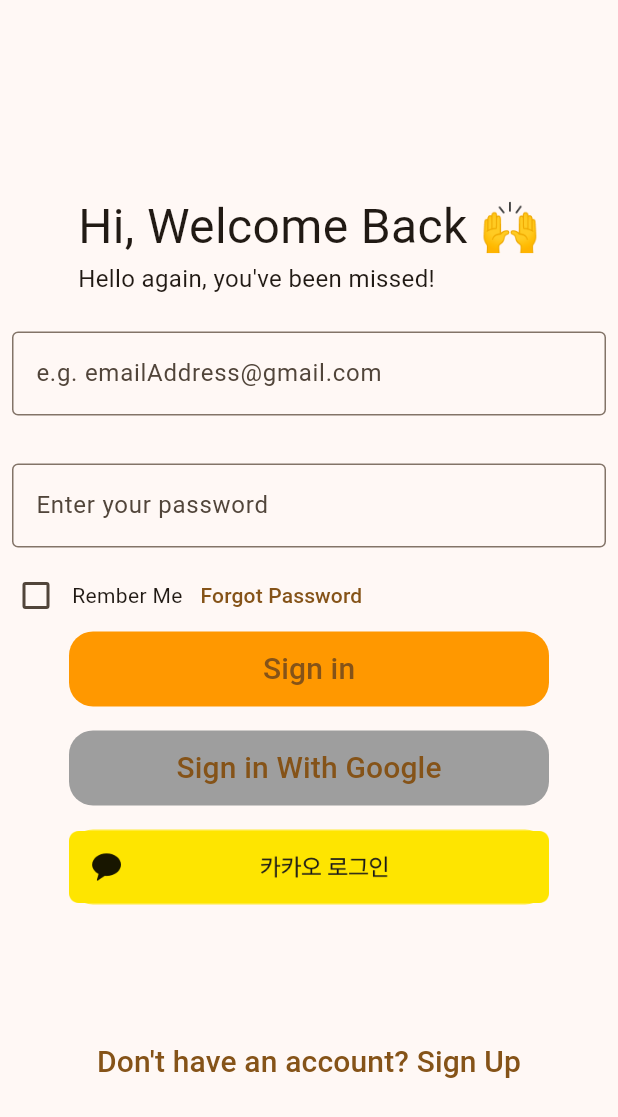
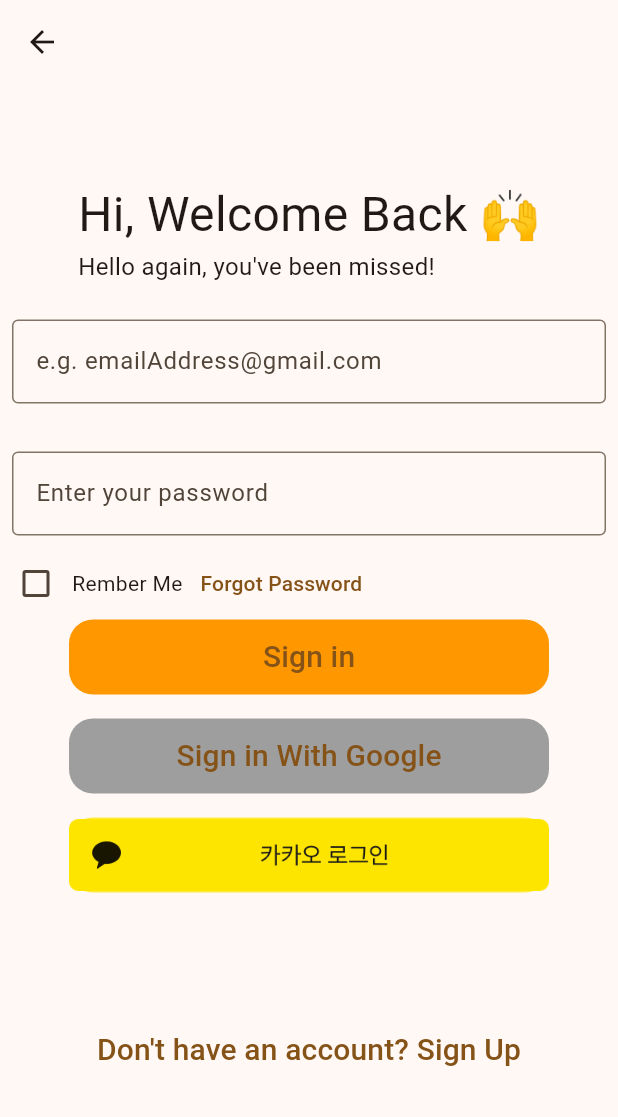
Before and after one commit to orm-Janggo/flutter_project_orm_Janggo, a Flutter app: the screen it shows after launch, after a tap on "로그인", on a phone screen of 412 x 824 dp. Shown: the top 1117 px of the screen. Run offline on Flutter 3.47's test engine with Material 3 defaults, Android fonts, the phone set to English and light mode, and no system bars; our stand-ins replace firebase_auth, firebase_core, flutter_dotenv, freezed_annotation, go_router; missing offline and left inert: kakao_flutter_sdk_user; accounts and stored records are empty.

Commit message:
[ADD] add appbar, singlechildscrollview

```diff
--- a/lib/presentation/sign/sign_in/sign_in_screen.dart
+++ b/lib/presentation/sign/sign_in/sign_in_screen.dart
@@ -21,10 +21,12 @@ class _SignInScreenState extends State<SignInScreen> {
   @override
   Widget build(BuildContext context) {
     return Scaffold(
-      body: Column(
+      appBar: AppBar(),
+      body: SingleChildScrollView(
+        child: Column(
           children: [
             const SizedBox(
-            height: 128,
+              height: 64,
             ),
             const Column(
               crossAxisAlignment: CrossAxisAlignment.start,
@@ -208,6 +210,7 @@ class _SignInScreenState extends State<SignInScreen> {
             ),
           ],
         ),
+      ),
     );
   }
 }
```
Lines whose indentation alone changed are shown as unchanged.
